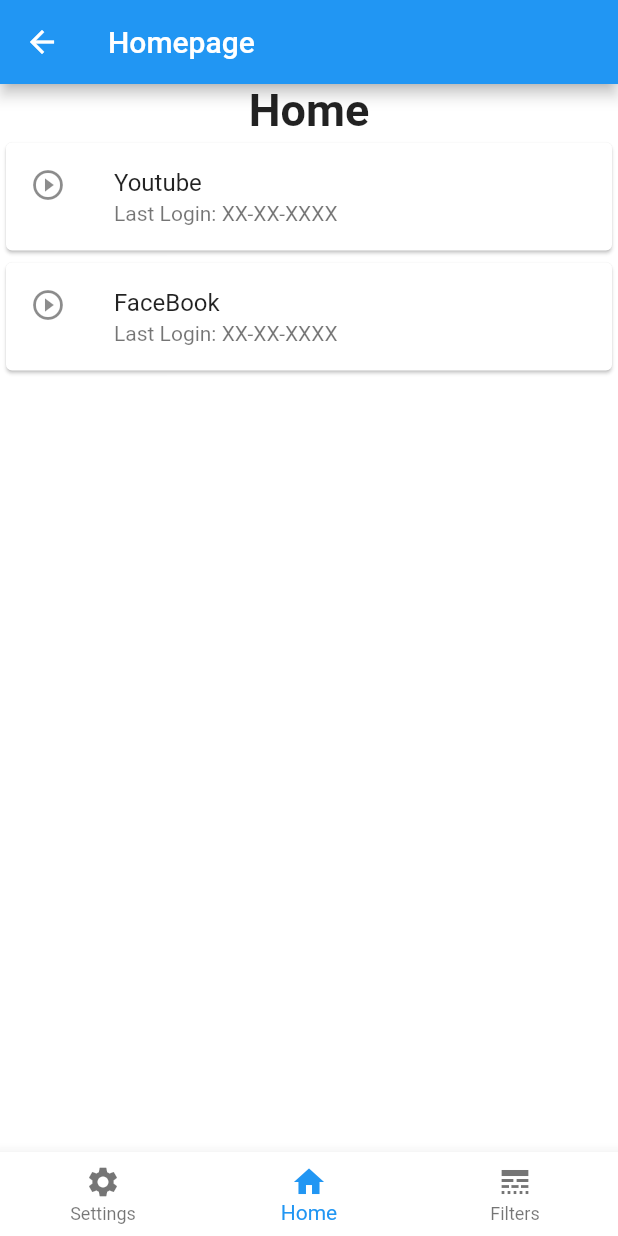
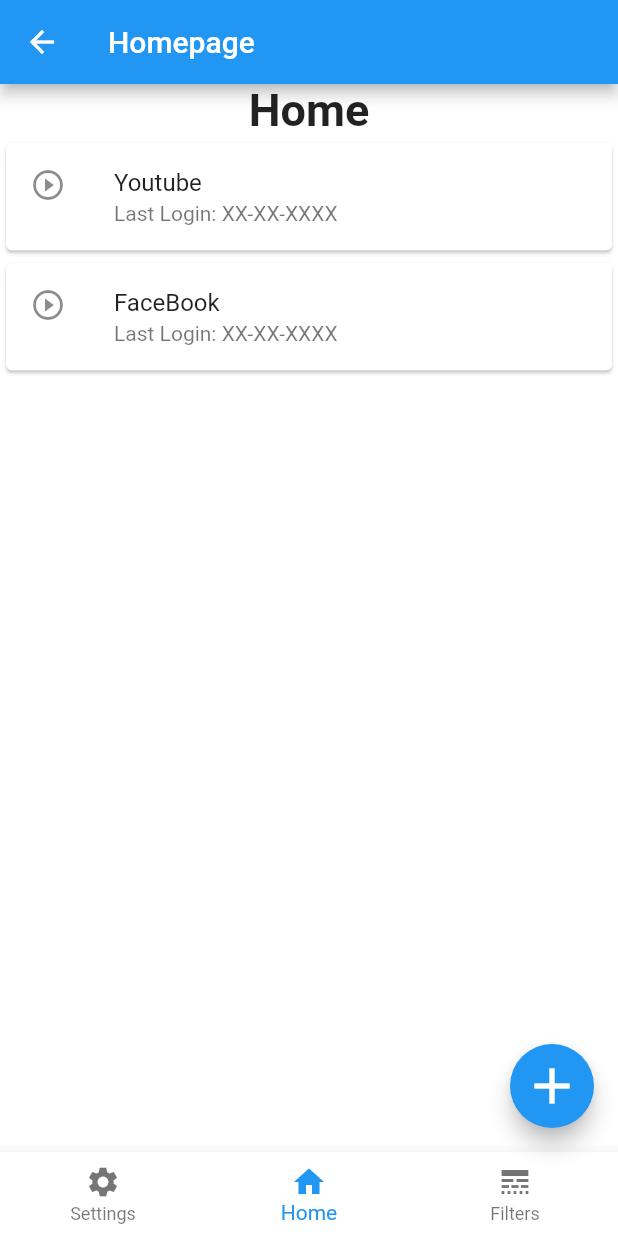
Before and after one commit to dcasas1/tesscuro, a Flutter app: the HomePage screen opened directly, on a phone screen of 412 x 824 dp. Run offline on Flutter 3.47's test engine with Material 2 defaults, Android fonts, the phone set to English and light mode, and no system bars; missing offline and left inert: encrypt.

Commit message:
Fixed nav bar and button

```diff
--- a/lib/homepage.dart
+++ b/lib/homepage.dart
@@ -78,26 +78,25 @@ class _MyStatefulWidgetState extends State<HomePage> {
           ),
         ],
       ),
-
-      // floatingActionButtonLocation: FloatingActionButtonLocation.endFloat,
-      // floatingActionButton: FloatingActionButton(
-      //   onPressed: () {
-      //     Navigator.push(
-      //       context,
-      //       MaterialPageRoute(
-      //         builder: (context) =>
-      //             const AddCredentials(title: "Add Site Settings"),
-      //       ),
-      //     );
-      //   },
-      // autofocus: true,
-      // elevation: 15,
-      // mouseCursor: MaterialStateMouseCursor.textable,
-      // child: const Icon(
-      //   Icons.add,
-      //   size: 40,
-      // ),
-
+      floatingActionButtonLocation: FloatingActionButtonLocation.endFloat,
+      floatingActionButton: FloatingActionButton(
+        onPressed: () {
+          Navigator.push(
+            context,
+            MaterialPageRoute(
+              builder: (context) =>
+                  const AddCredentials(title: "Add Site Settings"),
+            ),
+          );
+        },
+        autofocus: true,
+        elevation: 15,
+        mouseCursor: MaterialStateMouseCursor.textable,
+        child: const Icon(
+          Icons.add,
+          size: 40,
+        ),
+      ),
       bottomNavigationBar: BottomNavigationBar(
         items: const <BottomNavigationBarItem>[
           BottomNavigationBarItem(
```
